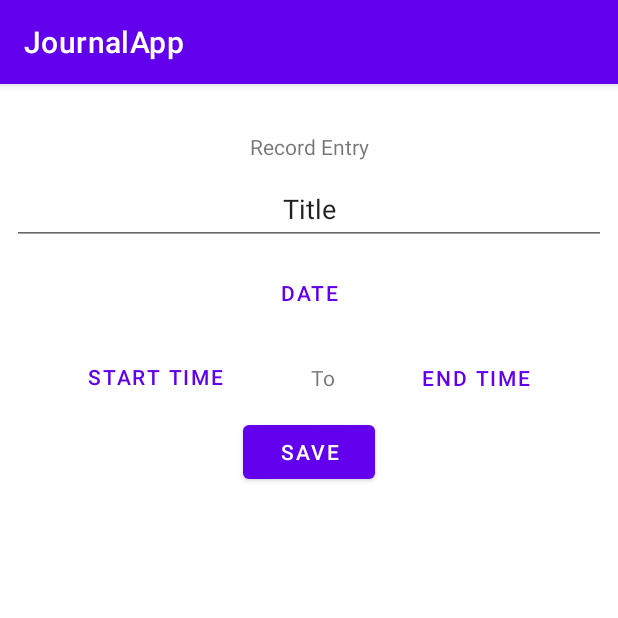
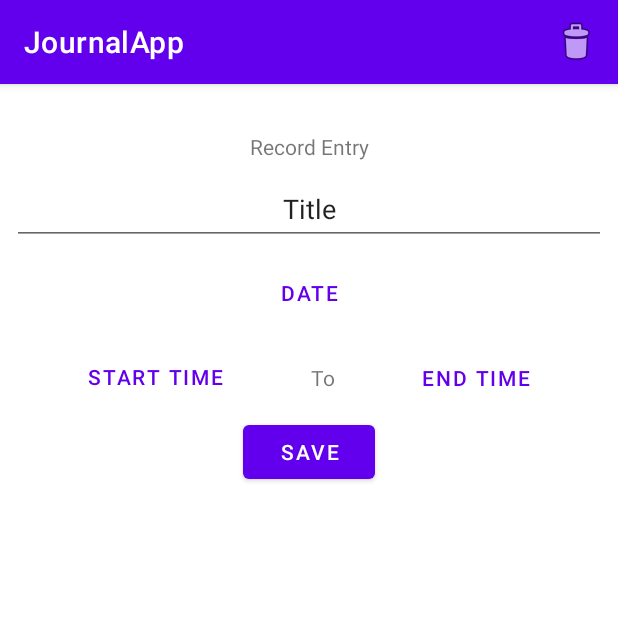
Before and after one commit to Anurag-Tendulkar/Journal-App, an Android app: the EntryDetailsFragment screen opened through its navigation route, on a phone screen of 412 x 824 dp, the top half of it. Run offline under Robolectric (Android 15) with nearby library versions, the phone set to English and light mode, and no system bars; our stand-ins replace Room's generated code.

Commit message:
late modifications

```diff
--- a/app/src/main/java/androidsamples/java/journalapp/EntryDetailsSharedViewModel.java
+++ b/app/src/main/java/androidsamples/java/journalapp/EntryDetailsSharedViewModel.java
@@ -1,4 +1,6 @@
 package androidsamples.java.journalapp;
+
+import android.util.Log;
 
 import androidx.lifecycle.LiveData;
 import androidx.lifecycle.MutableLiveData;
@@ -10,6 +12,7 @@ import java.util.GregorianCalendar;
 import java.util.UUID;
 
 public class EntryDetailsSharedViewModel extends ViewModel {
+    private static final String TAG = "EntryDetailsVM";
     private final JournalRepository mRepository;
 
     private final MutableLiveData<UUID> entryIdLiveData = new MutableLiveData<>();
@@ -22,16 +25,31 @@ public class EntryDetailsSharedViewModel extends ViewModel {
     private int ehr;
     private int em;
 
+    public boolean isOldEntry() {
+        return oldEntry;
+    }
+
+    public void setOldEntry(boolean oldEntry) {
+        this.oldEntry = oldEntry;
+    }
+
+    private boolean oldEntry;
+
+
+
     public EntryDetailsSharedViewModel() {
         mRepository = JournalRepository.getInstance();
     }
 
-    void saveEntry(JournalEntry entry) {
+    void updateEntry(JournalEntry entry) {
         mRepository.update(entry);
     }
+
     void insertEntry(JournalEntry entry) {
         mRepository.insert(entry);
     }
+
+    void deleteEntry(JournalEntry entry){ mRepository.delete(entry);}
 
     LiveData<JournalEntry> getEntryLiveData() {
         return Transformations.switchMap(entryIdLiveData, mRepository::getEntry);
@@ -44,10 +62,12 @@ public class EntryDetailsSharedViewModel extends ViewModel {
         tYear = y;
         tMonth = m;
         tDayOfMonth = d;
+        Log.d(TAG, "day of month"+d);
     }
 
     public String setDate() {
         String dayOfWeek = "", month = "";
+        Log.d(TAG, "year"+tYear+"month"+tMonth+"day_of_month"+tDayOfMonth);
         GregorianCalendar calendar = new GregorianCalendar(tYear, tMonth, tDayOfMonth);
         switch (tMonth) {
             case 0:
@@ -87,7 +107,8 @@ public class EntryDetailsSharedViewModel extends ViewModel {
                 month = "DEC";
                 break;
         }
-        switch (Calendar.DAY_OF_WEEK) {
+        Log.d(TAG, "day of week "+calendar.get(Calendar.DAY_OF_WEEK));
+        switch (calendar.get(Calendar.DAY_OF_WEEK)) {
             case 1:
                 dayOfWeek = "SUN";
                 break;
--- a/app/src/main/java/androidsamples/java/journalapp/OnDialogCloseListener.java
+++ b/app/src/main/java/androidsamples/java/journalapp/OnDialogCloseListener.java
@@ -6,4 +6,6 @@ public interface OnDialogCloseListener {
     void onStartTimeDialogClose();
 
     void onEndTimeDialogClose();
+
+    void onDeleteEntryDialogClose();
 }
--- /dev/null
+++ b/app/src/main/res/menu/entry_details_fragment_menus.xml
@@ -0,0 +1,8 @@
+<?xml version="1.0" encoding="utf-8"?>
+<menu xmlns:android="http://schemas.android.com/apk/res/android"
+    xmlns:app="http://schemas.android.com/apk/res-auto">
+    <item android:id="@+id/delete_entry"
+        android:icon="@android:drawable/ic_menu_delete"
+        android:title="@string/delete_entry"
+        app:showAsAction="ifRoom"/>
+</menu>
--- a/app/src/main/res/navigation/nav_graph.xml
+++ b/app/src/main/res/navigation/nav_graph.xml
@@ -46,6 +46,12 @@
         android:name="selectedDate"
         app:argType="integer"
         android:defaultValue="0" />
+    <action
+        android:id="@+id/action_entryDetailsFragment_to_onDeleteConformationDialog2"
+        app:destination="@id/onDeleteConformationDialog" />
+    <action
+        android:id="@+id/onDeleteToEntryList"
+        app:destination="@id/entryListFragment" />
   </fragment>
 
   <dialog
@@ -55,4 +61,8 @@
   <dialog
       android:id="@+id/timePickerDialog"
       android:name="androidsamples.java.journalapp.TimePickerFragment" />
+
+  <dialog
+      android:id="@+id/onDeleteConformationDialog"
+      android:name="androidsamples.java.journalapp.DeleteEntryFragment"/>
 </navigation>
--- a/app/src/main/res/values/strings.xml
+++ b/app/src/main/res/values/strings.xml
@@ -8,4 +8,10 @@
     <string name="save_label">Save</string>
     <string name="to">To</string>
     <string name="record_entry">Record Entry</string>
+    <string name="delete_conformation">Do you want to delete this entry?</string>
+    <string name="pos_confirm">Yes</string>
+    <string name="neg_confirm">Cancel</string>
+    <string name="delete_entry">DELETE</string>
+    <!-- TODO: Remove or change this placeholder text -->
+    <string name="hello_blank_fragment">Hello blank fragment</string>
 </resources>
```
Also changed, not shown: app/src/main/java/androidsamples/java/journalapp/DeleteEntryFragment.java (added, +46 -0 lines), app/src/main/java/androidsamples/java/journalapp/EntryDetailsFragment.java (+44 -7 lines). Lines whose indentation alone changed are shown as unchanged.
